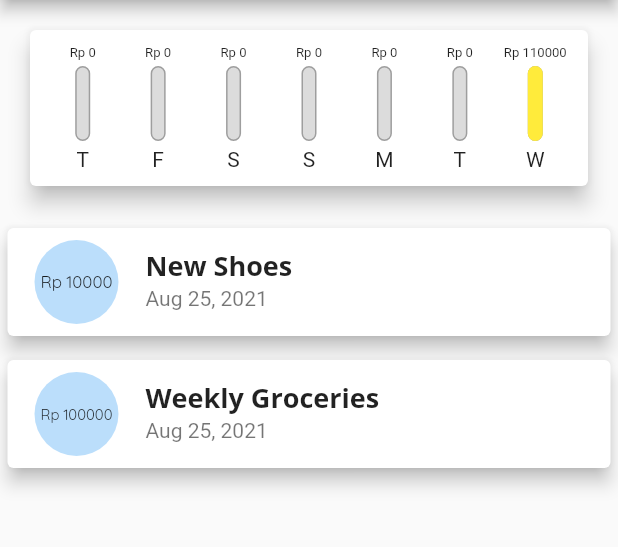
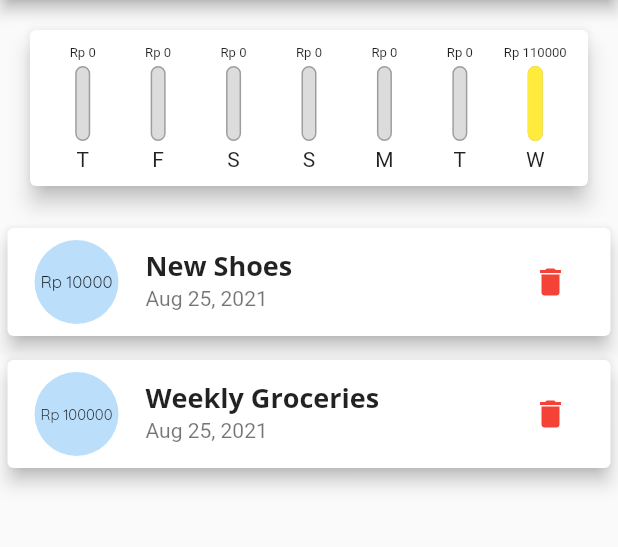
Before and after one commit to Barragan17/Flutter-Projects, a Flutter app: the screen it shows after launch, on a phone screen of 412 x 824 dp, the part 84-631 px from its top. Run offline on Flutter 3.47's test engine with Material 2 defaults, Android fonts, the phone set to English and light mode, and no system bars; missing offline and left inert: dart:ffi.

Commit message:
Finished Personal Expenses for now

```diff
--- a/Personal_Expenses_App/lib/main.dart
+++ b/Personal_Expenses_App/lib/main.dart
@@ -16,6 +16,7 @@ class MyApp extends StatelessWidget {
       theme: ThemeData(
         primaryColor: Colors.yellow,
         accentColor: Colors.indigo,
+        errorColor: Colors.red,
         fontFamily: 'Quicksand',
         textTheme: ThemeData.light().textTheme.copyWith(
               title: TextStyle(
@@ -86,16 +87,23 @@ class _MyHomePageState extends State<MyHomePage> {
     }).toList();
   }
 
-  void _addNewTransaction(String txTitle, double txAmount) {
+  void _addNewTransaction(
+      String txTitle, double txAmount, DateTime transactionsDate) {
     final newTx = Transaction(
       id: DateTime.now().toString(),
       title: txTitle,
       amount: txAmount,
-      date: DateTime.now(),
+      date: transactionsDate,
     );
 
     setState(() {
       _userTransaction.add(newTx);
+    });
+  }
+
+  void _deleteTransactions(String id) {
+    setState(() {
+      _userTransaction.removeWhere((tx) => tx.id == id);
     });
   }
 
@@ -131,7 +139,7 @@ class _MyHomePageState extends State<MyHomePage> {
           // mainAxisAlignment: MainAxisAlignment.spaceAround,
           children: [
             Chart(_recentTransactions),
-            TransactionList(_userTransaction),
+            TransactionList(_userTransaction, _deleteTransactions),
           ],
         ),
       ),
--- a/Personal_Expenses_App/lib/widget/new_transaction.dart
+++ b/Personal_Expenses_App/lib/widget/new_transaction.dart
@@ -18,13 +18,14 @@ class _NewTransactionState extends State<NewTransaction> {
     final enteredTitle = titleController.text;
     final enteredAmount = double.parse(amountController.text);
 
-    if (enteredTitle.isEmpty || enteredAmount <= 0) {
+    if (enteredTitle.isEmpty || enteredAmount <= 0 || _datePicked == null) {
       return;
     }
 
     widget.buttonHandler(
       enteredTitle,
       enteredAmount,
+      _datePicked,
     );
 
     Navigator.of(context).pop();
--- a/Personal_Expenses_App/lib/widget/transaction_list.dart
+++ b/Personal_Expenses_App/lib/widget/transaction_list.dart
@@ -3,8 +3,9 @@ import 'package:intl/intl.dart';
 
 class TransactionList extends StatelessWidget {
   final List _userTransaction;
+  final Function _deleteTransactions;
 
-  TransactionList(this._userTransaction);
+  TransactionList(this._userTransaction, this._deleteTransactions);
   @override
   Widget build(BuildContext context) {
     return Container(
@@ -62,6 +63,12 @@ class TransactionList extends StatelessWidget {
                     subtitle: Text(
                       DateFormat.yMMMd().format(_userTransaction[index].date),
                     ),
+                    trailing: IconButton(
+                      icon: Icon(Icons.delete),
+                      color: Theme.of(context).errorColor,
+                      onPressed: () =>
+                          _deleteTransactions(_userTransaction[index].id),
+                    ),
                   ),
                 );
                 // return Card(
```
